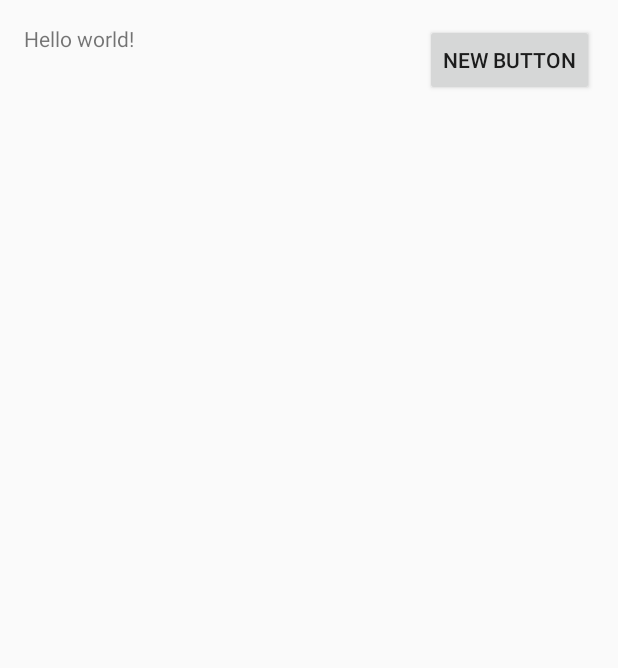
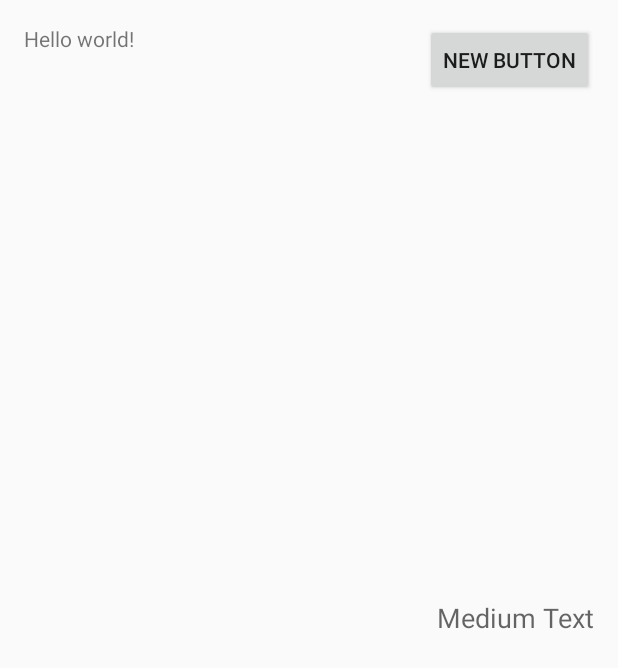
Before and after one commit to 188383/BeerApp, an Android app: the screen it shows after launch (MainActivity), on a phone screen of 412 x 824 dp. Shown: the top 668 px of the screen. Run offline under Robolectric (Android 15) with nearby library versions, the phone set to English and light mode, and no system bars.

```diff
--- a/app/src/main/res/layout/activity_main.xml
+++ b/app/src/main/res/layout/activity_main.xml
@@ -16,4 +16,14 @@
         android:layout_alignParentRight="true"
         android:layout_alignParentEnd="true" />
 
+    <TextView
+        android:layout_width="wrap_content"
+        android:layout_height="wrap_content"
+        android:textAppearance="?android:attr/textAppearanceMedium"
+        android:text="Medium Text"
+        android:id="@+id/textView"
+        android:layout_centerVertical="true"
+        android:layout_alignParentRight="true"
+        android:layout_alignParentEnd="true" />
+
 </RelativeLayout>
```
